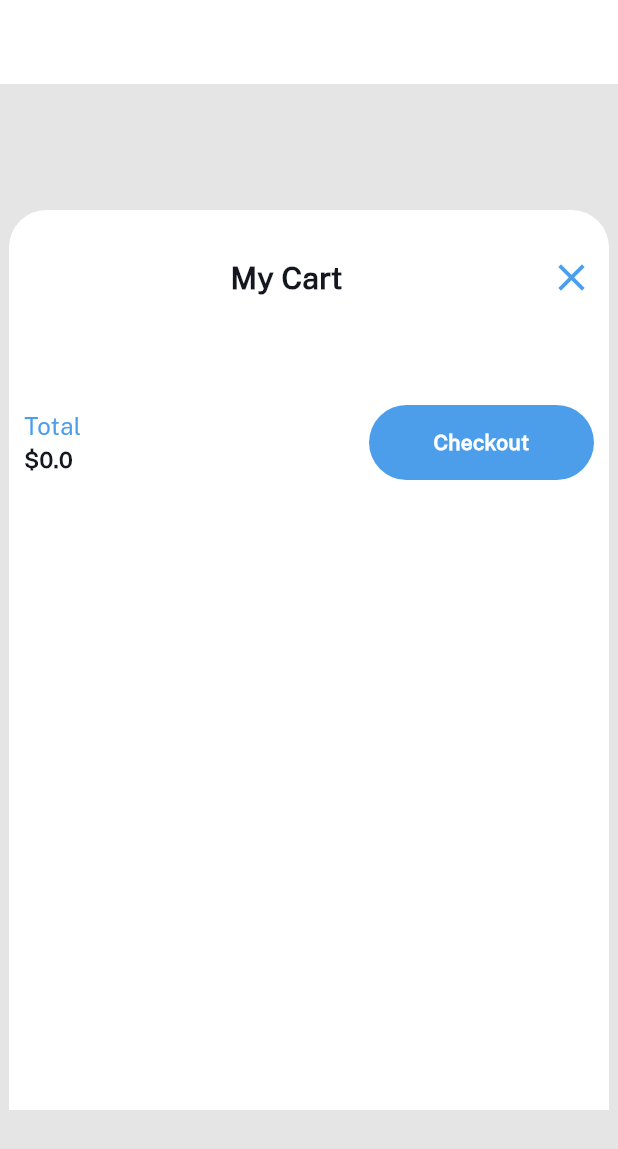
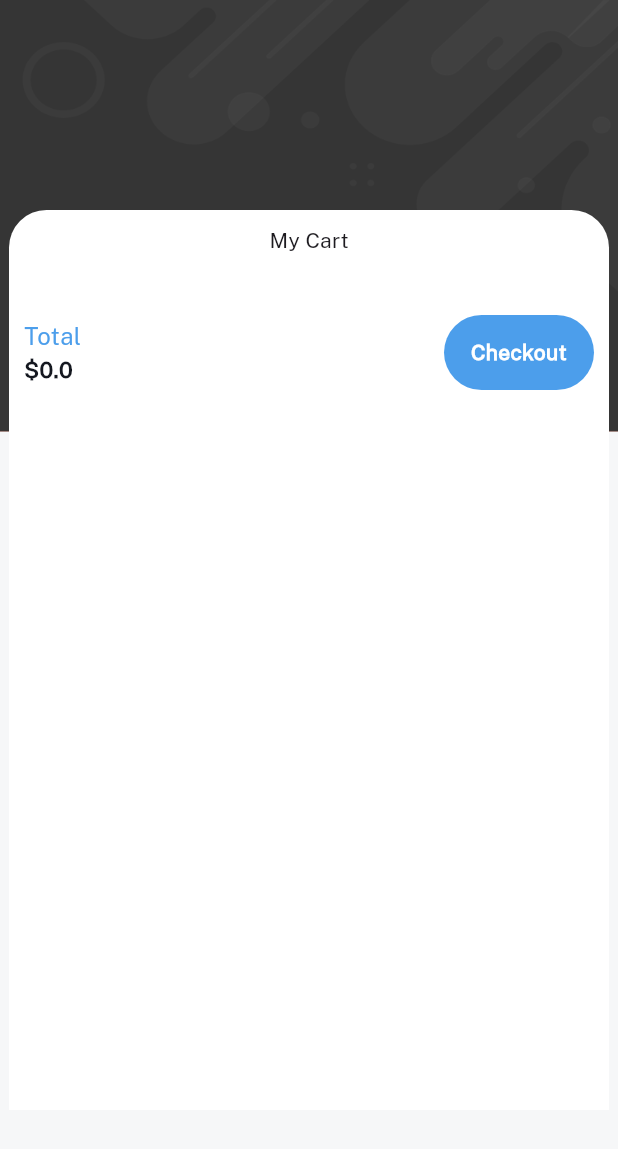
Before and after one commit to herb4794/flutter_project, a Flutter app: the CartScreen screen opened directly, on a phone screen of 412 x 824 dp. Shown: the top 1149 px of the screen. Run offline on Flutter 3.47's test engine with Material 3 defaults, Android fonts, the phone set to English and light mode, and no system bars; our stand-ins replace cloud_firestore, firebase_auth, firebase_core, firebase_database, firebase_storage, get and 4 more; accounts and stored records are empty.

Commit message:
windows_upload_fix_Cart_function_and_count_price

```diff
--- a/lib/views/cart_screen/cart_screen.dart
+++ b/lib/views/cart_screen/cart_screen.dart
@@ -5,6 +5,7 @@ import 'package:flutter_application_1/controllers/cartController.dart';
 import 'package:flutter_application_1/controllers/readTime_controller.dart';
 import 'package:flutter_application_1/views/cart_screen/componets/cartColor.dart';
 import 'package:flutter_application_1/views/cart_screen/componets/cartItemContainer.dart';
+import 'package:flutter_application_1/widgets_common/bg_widget.dart';
 import 'package:flutter_application_1/widgets_common/our_button.dart';
 import 'package:flutter_application_1/controllers/fireCloud.dart';
 import 'package:get/get.dart';
@@ -28,40 +29,50 @@ class _CartScreenState extends State<CartScreen> {
   final uuid = Uuid().v1();
   List<Map<String, dynamic>>? productMapList;
   List<Map<String, dynamic>> orderMapList = [];
-  var total;
-
+  RxDouble total = 0.0.obs;
+  void updateTotal() {
+    setState(() {
+      total.value = productMapList!.fold(0.0, (pre, product) {
+        var price = double.parse(product['price'].toString());
+        var quantity = int.parse(product['quantity'].toString());
+        return pre + (price * quantity);
+      });
+    });
+  }
   @override
   void initState() {
     // TODO: implement initState
     super.initState();
     setState(() {
+
       productMapList = cartControllerGetx.getCartItemResult;
+      double totals = productMapList!.fold(0.0, (pre, product) {
+        var price = double.parse(product['price'].toString());
+        var quantity = int.parse(product['quantity'].toString());
+        return pre + (price * quantity);
+      });
+      print(totals);
       orderMapList.add({
-        uuid: productMapList
+        uuid: productMapList,
       });
-       total = productMapList!.fold(0.0, (pre, product) {
-        var price = double.parse(product['price'].toString());
-        return pre+ price;
     });
-      print("================================================");
-      print(total);
-    });
-
+    updateTotal();
   }
 
-  // final uploadOrber =
   @override
   Widget build(BuildContext context) {
-    return Scaffold(
+    productMapList = cartControllerGetx.getCartItemResult;
+    total.value = productMapList!.fold(0.0, (pre, product) {
+      var price = double.parse(product['price'].toString());
+      var quantity = int.parse(product['quantity'].toString());
+      return pre + (price * quantity);
+    });
+    return bgWidget(
+      child: Scaffold(
         appBar: AppBar(
-        title: categories.text.fontFamily(bold).white.make(),
           automaticallyImplyLeading: false,
         ),
-      body: Container(
-        height: MediaQuery.of(context).size.height,
-        width: double.maxFinite,
-        color: CartColor.myCartBackgroundColor,
-        child: Center(
+        body: Center(
           child: Container(
             decoration: BoxDecoration(
                 color: CartColor.backgroundColor,
@@ -71,31 +82,13 @@ class _CartScreenState extends State<CartScreen> {
             padding: EdgeInsets.all(10),
             width: 400,
             height: 600,
+            child: SingleChildScrollView(
+              physics: const BouncingScrollPhysics(),
               child: Column(
                 children: [
+                  Text("My Cart"),
                   const SizedBox(
                     height: 20,
-                ),
-                // row of text and icon
-                Row(
-                  children: const [
-                    Expanded(
-                      child: Center(
-                        child: Text(
-                          'My Cart',
-                          style: TextStyle(
-                              color: CartColor.darkText,
-                              fontSize: 20,
-                              fontWeight: FontWeight.bold),
-                        ),
-                      ),
-                    ),
-                    Icon(
-                      Icons.close,
-                      color: CartColor.lightBlue,
-                      size: 30,
-                    ),
-                  ],
                   ),
                   // column of image, text and button
                   SizedBox(
@@ -107,10 +100,26 @@ class _CartScreenState extends State<CartScreen> {
                         image: productList['image'],
                         itemName: productList['title'].toString(),
                         itemPrice: productList['price'].toString(),
-                      itemQuantity: productList['quantity'].toString()),).toList()
-                ),
-                SizedBox(
-                  height: 50,
+                        itemQuantity: productList['quantity'].toString(),
+                      decreaseQuantity: (){
+                          setState(() {
+                            int currentQuantity = int.parse(productList['quantity'].toString());
+                            if (currentQuantity > 1) {
+                              currentQuantity--;
+                              productList['quantity'] = currentQuantity.toString();
+                              updateTotal();
+                            }
+                          });
+                      },
+                        increaseQuantity:(){
+                          setState(() {
+                            int currentQuantity = int.parse(productList['quantity'].toString());
+                            currentQuantity++;
+                            productList['quantity'] = currentQuantity.toString();
+                            updateTotal();
+                          });
+                        }
+                    ),).toList()
                   ),
                   // row of text and button
                   Row(
@@ -128,7 +137,7 @@ class _CartScreenState extends State<CartScreen> {
                           ),
                           Text(
                             overflow: TextOverflow.ellipsis,
-                          "\$${total}",
+                            "\$${total}".toString(),
                             style: TextStyle(
                                 color: CartColor.darkText,
                                 fontSize: 15,
@@ -139,7 +148,7 @@ class _CartScreenState extends State<CartScreen> {
                       // button
                       Container(
                         padding: EdgeInsets.all(15),
-                      width: 150,
+                        width: 100,
                         height: 50,
                         decoration: BoxDecoration(
                             color: CartColor.lightBlue,
@@ -150,7 +159,9 @@ class _CartScreenState extends State<CartScreen> {
                               color: CartColor.backgroundColor,
                               fontWeight: FontWeight.bold),
                           textAlign: TextAlign.center,
-                      ),
+                        ).onTap(() {
+                          orderController.addCart(product: orderMapList, total: total.value);
+                        }),
                       )
                     ],
                   )
@@ -159,6 +170,7 @@ class _CartScreenState extends State<CartScreen> {
             ),
           ),
         ),
+      ),
     );
   }
 }
```
Also changed, not shown: lib/controllers/fireCloud.dart (+7 -2 lines), lib/views/cart_screen/componets/cartItemContainer.dart (+12 -3 lines), lib/views/category_screen/item_details.dart (+3 -4 lines), lib/views/profile_screen/profile_screen.dart (+12 -3 lines). Lines whose indentation alone changed are shown as unchanged.
